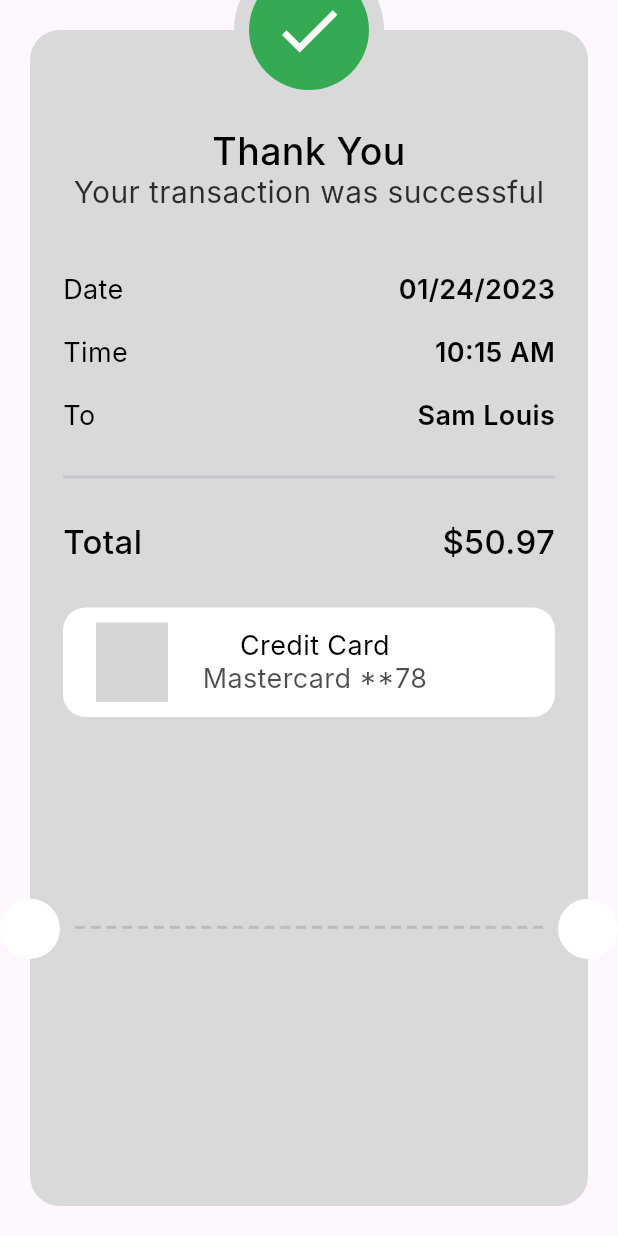
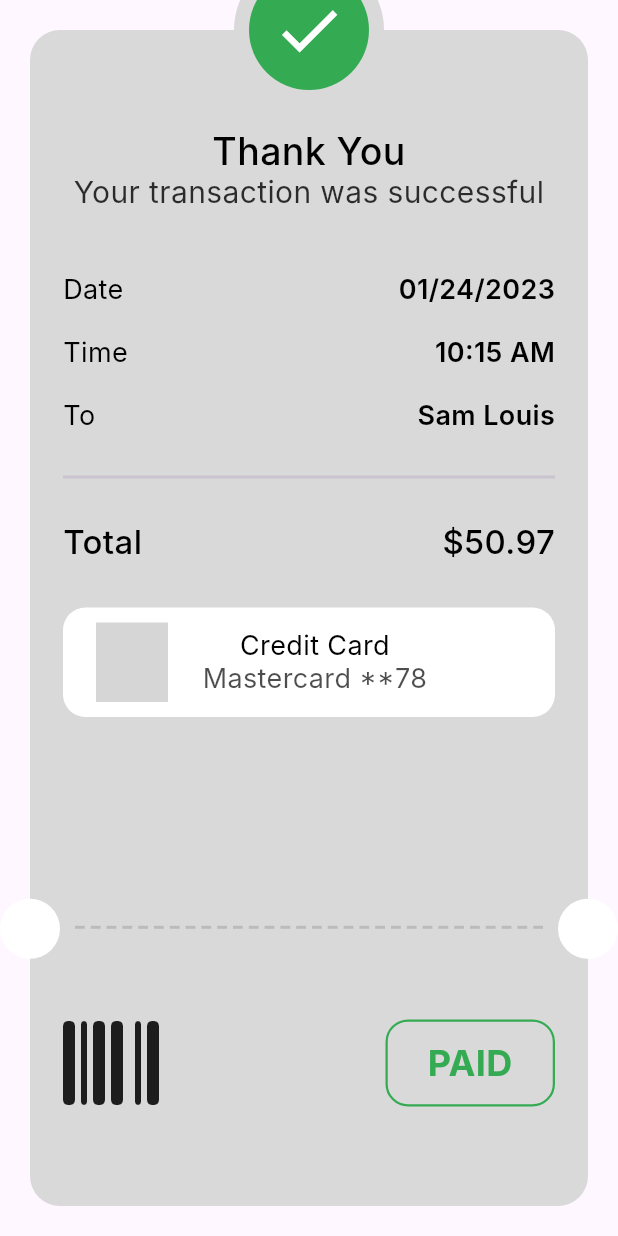
Before and after one commit to MohamedAliShosha/checkout_feature, a Flutter app: the ThankYouView screen opened directly, on a phone screen of 412 x 824 dp. Run offline on Flutter 3.47's test engine with Material 3 defaults, Android fonts, the phone set to English and light mode, and no system bars; our stand-ins replace flutter_credit_card, font_awesome_flutter; missing offline and left inert: svg_flutter; Roboto replaces fonts that are missing (Inter); grey boxes are pictures that could not be loaded.

Commit message:
feat: integrate Font Awesome icons and enhance ThankYouCard layout for improved visual feedback

```diff
--- a/lib/features/checkout/presentation/views/widgets/thank_you_card.dart
+++ b/lib/features/checkout/presentation/views/widgets/thank_you_card.dart
@@ -1,4 +1,5 @@
 import 'package:flutter/material.dart';
+import 'package:font_awesome_flutter/font_awesome_flutter.dart';
 import 'package:paymentgateways_app/core/utils/styles.dart';
 import 'package:paymentgateways_app/features/checkout/presentation/views/widgets/card_info_widget.dart';
 import 'package:paymentgateways_app/features/checkout/presentation/views/widgets/payment_item_info.dart';
@@ -71,6 +72,41 @@ class ThankYouCard extends StatelessWidget {
               height: 30,
             ),
             const CardInfoWidget(),
+            const Spacer(),
+            Row(
+              mainAxisAlignment: MainAxisAlignment.spaceBetween,
+              children: [
+                const Icon(
+                  FontAwesomeIcons.barcode,
+                  size: 64,
+                ),
+                Container(
+                  width: 113,
+                  height: 58,
+                  decoration: ShapeDecoration(
+                    shape: RoundedRectangleBorder(
+                      side: const BorderSide(
+                        width: 1.50,
+                        color: Color(0xff34AB53),
+                      ),
+                      borderRadius: BorderRadius.circular(15),
+                    ),
+                  ),
+                  child: Center(
+                    child: Text(
+                      'PAID',
+                      textAlign: TextAlign.center,
+                      style: Styles.style24.copyWith(
+                        color: const Color(0xff34AB53),
+                      ),
+                    ),
+                  ),
+                ),
+              ],
+            ),
+            SizedBox(
+              height: ((MediaQuery.of(context).size.height * .2 + 20) / 2) - 29,
+            )
           ],
         ),
       ),
--- a/lib/features/checkout/presentation/views/widgets/thank_you_view_body.dart
+++ b/lib/features/checkout/presentation/views/widgets/thank_you_view_body.dart
@@ -8,8 +8,7 @@ class ThankYouViewBody extends StatelessWidget {
 
   @override
   Widget build(BuildContext context) {
-    return SafeArea(
-      child: Padding(
+    return Padding(
       padding: const EdgeInsets.all(20),
       child: Stack(
         clipBehavior: Clip.none,
@@ -51,7 +50,6 @@ class ThankYouViewBody extends StatelessWidget {
           ),
         ],
       ),
-      ),
     );
   }
 }
--- a/pubspec.yaml
+++ b/pubspec.yaml
@@ -32,6 +32,7 @@ dependencies:
   flutter:
     sdk: flutter
   flutter_credit_card: ^4.1.0
+  font_awesome_flutter: ^10.8.0
   svg_flutter: ^0.0.1
 
 dev_dependencies:
```
Also changed, not shown: pubspec.lock. Lines whose indentation alone changed are shown as unchanged.
